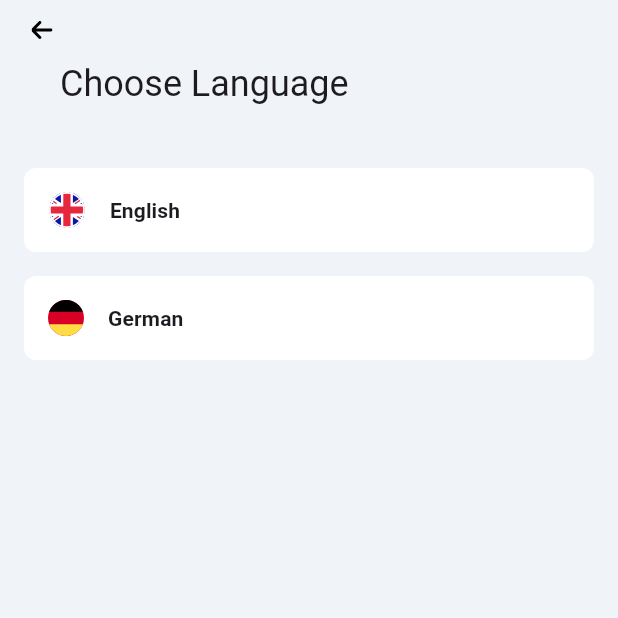
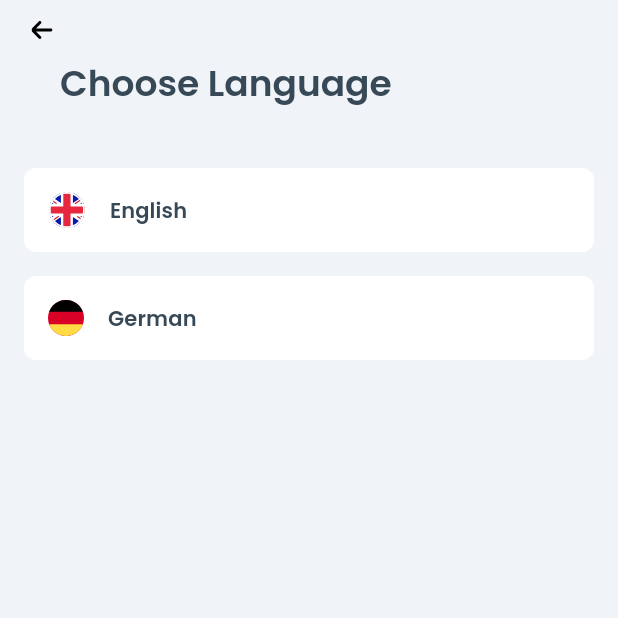
Before and after one commit to davidalonsobadia/flutter_projects, a Flutter app: the screen it shows after launch, on a phone screen of 412 x 824 dp, the top half of it. Run offline on Flutter 3.47's test engine with Material 3 defaults, Android fonts, the light colour scheme and no system bars; our stand-ins replace camera, cloud_firestore, equatable, firebase_auth, firebase_core, firebase_messaging and 14 more; accounts and stored records are empty; generated files the repository leaves out were written again.

```diff
--- a/multiple_page_form/lib/main.dart
+++ b/multiple_page_form/lib/main.dart
@@ -1,6 +1,7 @@
 import 'package:flutter/material.dart';
 import 'package:multiple_page_form/screens/first_screen.dart';
 import 'package:multiple_page_form/route/app_router.dart';
+import 'package:multiple_page_form/theme.dart';
 
 void main() {
   runApp(const MyApp());
@@ -14,10 +15,7 @@ class MyApp extends StatelessWidget {
   Widget build(BuildContext context) {
     return MaterialApp(
       title: 'Flutter Demo',
-      theme: ThemeData(
-        colorScheme: ColorScheme.fromSeed(seedColor: Colors.deepPurple),
-        useMaterial3: true,
-      ),
+      theme: theme,
       home: const FirstScreen(),
       onGenerateRoute: AppRouter().onGenerateRoute,
     );
```
Also changed, not shown: multiple_page_form/lib/theme.dart (+13 -1 lines).
